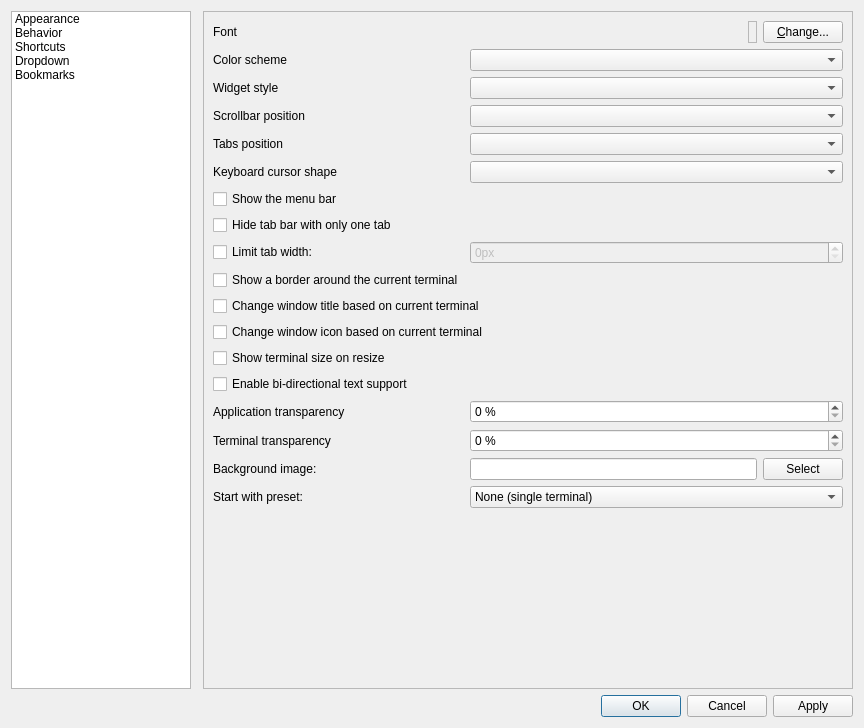
lxqt/qterminal, file src/forms/propertiesdialog.ui: the form before one commit.
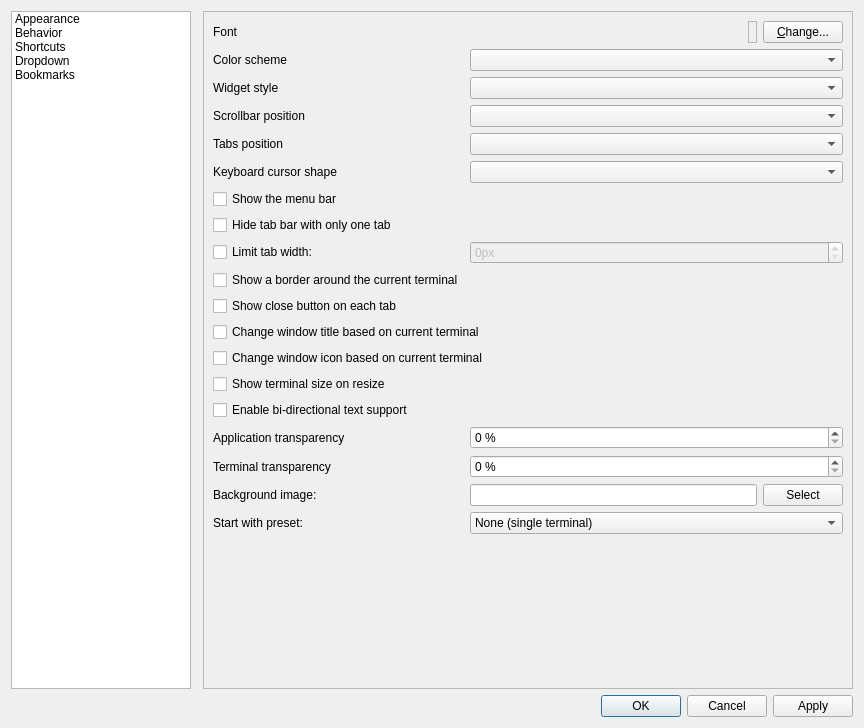
The form after the commit.

Commit message:
Make tab closing button configurable
This adds a property to switch on/off the tab closing buttons. The
default is on. With the hidden button, the space consumed by the tab is
slightly smaller.

The edit to the form file:
```diff
--- a/src/forms/propertiesdialog.ui
+++ b/src/forms/propertiesdialog.ui
@@ -114,7 +114,7 @@
          </property>
         </widget>
        </item>
-       <item row="18" column="0">
+       <item row="19" column="0">
         <widget class="QLabel" name="label_9">
          <property name="text">
           <string>Start with preset:</string>
@@ -137,7 +137,7 @@
          </property>
         </widget>
        </item>
-       <item row="16" column="0">
+       <item row="17" column="0">
         <widget class="QLabel" name="label">
          <property name="text">
           <string>Terminal transparency</string>
@@ -147,7 +147,7 @@
          </property>
         </widget>
        </item>
-       <item row="15" column="0">
+       <item row="16" column="0">
         <widget class="QLabel" name="label_4">
          <property name="text">
           <string>Application transparency</string>
@@ -157,7 +157,7 @@
          </property>
         </widget>
        </item>
-       <item row="18" column="1">
+       <item row="19" column="1">
         <widget class="QComboBox" name="terminalPresetComboBox">
          <item>
           <property name="text">
@@ -181,7 +181,7 @@
          </item>
         </widget>
        </item>
-       <item row="15" column="1">
+       <item row="16" column="1">
         <widget class="QSpinBox" name="appTransparencyBox">
          <property name="suffix">
           <string> %</string>
@@ -274,7 +274,7 @@
        <item row="6" column="1">
         <widget class="QComboBox" name="keybCursorShape_comboBox"/>
        </item>
-       <item row="16" column="1">
+       <item row="17" column="1">
         <widget class="QSpinBox" name="termTransparencyBox">
          <property name="suffix">
           <string> %</string>
@@ -300,7 +300,7 @@
          </property>
         </widget>
        </item>
-       <item row="19" column="0" colspan="2">
+       <item row="20" column="0" colspan="2">
         <spacer name="verticalSpacer_3">
          <property name="orientation">
           <enum>Qt::Vertical</enum>
@@ -330,35 +330,35 @@
          </property>
         </widget>
        </item>
-       <item row="11" column="0" colspan="2">
+       <item row="12" column="0" colspan="2">
         <widget class="QCheckBox" name="changeWindowTitleCheckBox">
          <property name="text">
           <string>Change window title based on current terminal</string>
          </property>
         </widget>
        </item>
-       <item row="12" column="0" colspan="2">
+       <item row="13" column="0" colspan="2">
         <widget class="QCheckBox" name="changeWindowIconCheckBox">
          <property name="text">
           <string>Change window icon based on current terminal</string>
          </property>
         </widget>
        </item>
-       <item row="14" column="0" colspan="2">
+       <item row="15" column="0" colspan="2">
         <widget class="QCheckBox" name="enabledBidiSupportCheckBox">
          <property name="text">
           <string>Enable bi-directional text support</string>
          </property>
         </widget>
        </item>
-       <item row="17" column="0">
+       <item row="18" column="0">
         <widget class="QLabel" name="label_13">
          <property name="text">
           <string>Background image:</string>
          </property>
         </widget>
        </item>
-       <item row="17" column="1">
+       <item row="18" column="1">
         <layout class="QHBoxLayout" name="horizontalLayout_3">
          <item>
           <widget class="QLineEdit" name="backgroundImageLineEdit"/>
@@ -372,7 +372,7 @@
          </item>
         </layout>
        </item>
-       <item row="13" column="0">
+       <item row="14" column="0">
         <widget class="QCheckBox" name="showTerminalSizeHintCheckBox">
          <property name="text">
           <string>Show terminal size on resize</string>
@@ -399,6 +399,16 @@
          </property>
         </widget>
        </item>
+       <item row="11" column="0">
+        <widget class="QCheckBox" name="closeTabButtonCheckBox">
+         <property name="text">
+          <string>Show close button on each tab</string>
+         </property>
+         <property name="checked">
+          <bool>false</bool>
+         </property>
+        </widget>
+       </item>
       </layout>
      </widget>
      <widget class="QWidget" name="behaviorPage">
```
The commit also changes 4 other files.
